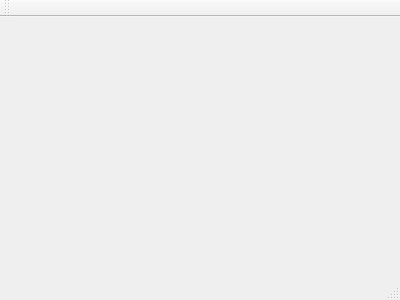
Qt form Qt/FleetGUI/fleetGUI.ui (denischmielewski/test) before a commit.
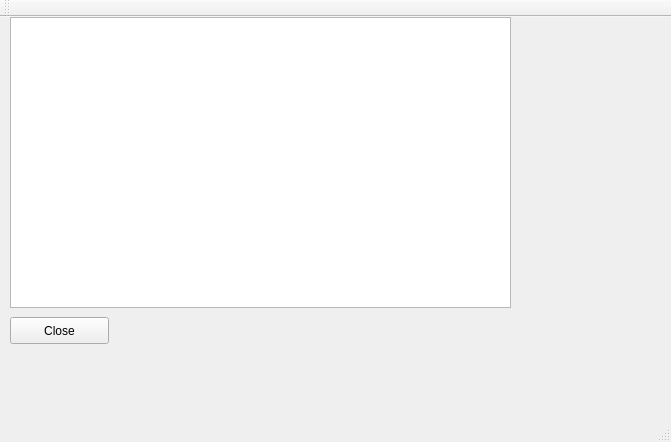
The same form after that commit.

```diff
--- a/Qt/FleetGUI/fleetGUI.ui
+++ b/Qt/FleetGUI/fleetGUI.ui
@@ -1,24 +1,93 @@
 <ui version="4.0">
  <class>MainWindow</class>
- <widget class="QMainWindow" name="MainWindow" >
-  <property name="geometry" >
+ <widget class="QMainWindow" name="MainWindow">
+  <property name="geometry">
    <rect>
     <x>0</x>
     <y>0</y>
-    <width>400</width>
-    <height>300</height>
+    <width>671</width>
+    <height>442</height>
    </rect>
   </property>
   <property name="windowTitle" >
    <string>MainWindow</string>
   </property>
-  <widget class="QMenuBar" name="menuBar" />
-  <widget class="QToolBar" name="mainToolBar" />
-  <widget class="QWidget" name="centralWidget" />
-  <widget class="QStatusBar" name="statusBar" />
+  <widget class="QWidget" name="centralWidget">
+   <widget class="QPushButton" name="pushButton">
+    <property name="geometry">
+     <rect>
+      <x>10</x>
+      <y>300</y>
+      <width>99</width>
+      <height>27</height>
+     </rect>
+    </property>
+    <property name="text">
+     <string>Close</string>
+    </property>
+   </widget>
+   <widget class="QGraphicsView" name="graphicsView">
+    <property name="geometry">
+     <rect>
+      <x>10</x>
+      <y>0</y>
+      <width>501</width>
+      <height>291</height>
+     </rect>
+    </property>
+    <property name="sizePolicy">
+     <sizepolicy hsizetype="Expanding" vsizetype="Expanding">
+      <horstretch>0</horstretch>
+      <verstretch>0</verstretch>
+     </sizepolicy>
+    </property>
+    <property name="autoFillBackground">
+     <bool>true</bool>
+    </property>
+    <property name="sizeAdjustPolicy">
+     <enum>QAbstractScrollArea::AdjustToContentsOnFirstShow</enum>
+    </property>
+    <property name="backgroundBrush">
+     <brush brushstyle="NoBrush">
+      <color alpha="255">
+       <red>0</red>
+       <green>0</green>
+       <blue>0</blue>
+      </color>
+     </brush>
+    </property>
+    <property name="foregroundBrush">
+     <brush brushstyle="NoBrush">
+      <color alpha="255">
+       <red>0</red>
+       <green>0</green>
+       <blue>0</blue>
+      </color>
+     </brush>
+    </property>
+   </widget>
+  </widget>
+  <widget class="QMenuBar" name="menuBar">
+   <property name="geometry">
+    <rect>
+     <x>0</x>
+     <y>0</y>
+     <width>671</width>
+     <height>25</height>
+    </rect>
+   </property>
+  </widget>
+  <widget class="QToolBar" name="mainToolBar">
+   <attribute name="toolBarArea">
+    <enum>TopToolBarArea</enum>
+   </attribute>
+   <attribute name="toolBarBreak">
+    <bool>false</bool>
+   </attribute>
+  </widget>
+  <widget class="QStatusBar" name="statusBar"/>
  </widget>
- <layoutDefault spacing="6" margin="11" />
- <pixmapfunction></pixmapfunction>
+ <layoutdefault spacing="6" margin="11"/>
  <resources/>
  <connections/>
 </ui>
```
Left out of the diff: 24 changed lines with no effect on the pictures.
